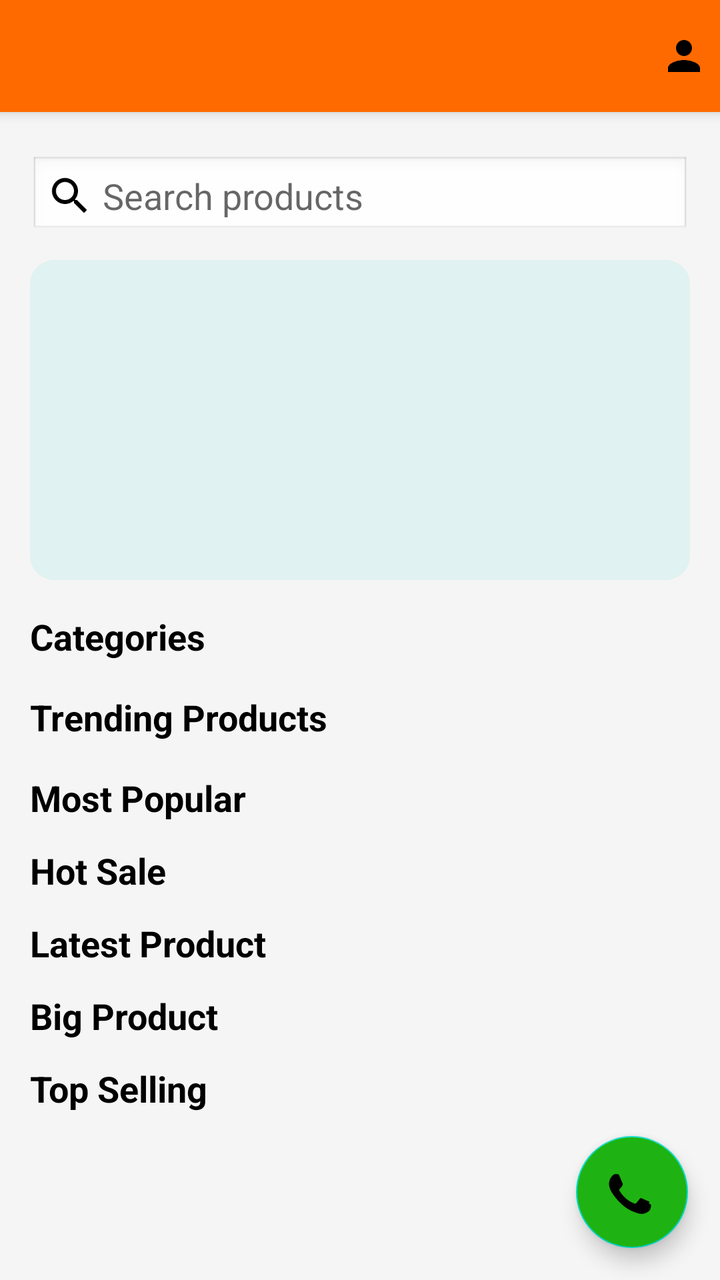
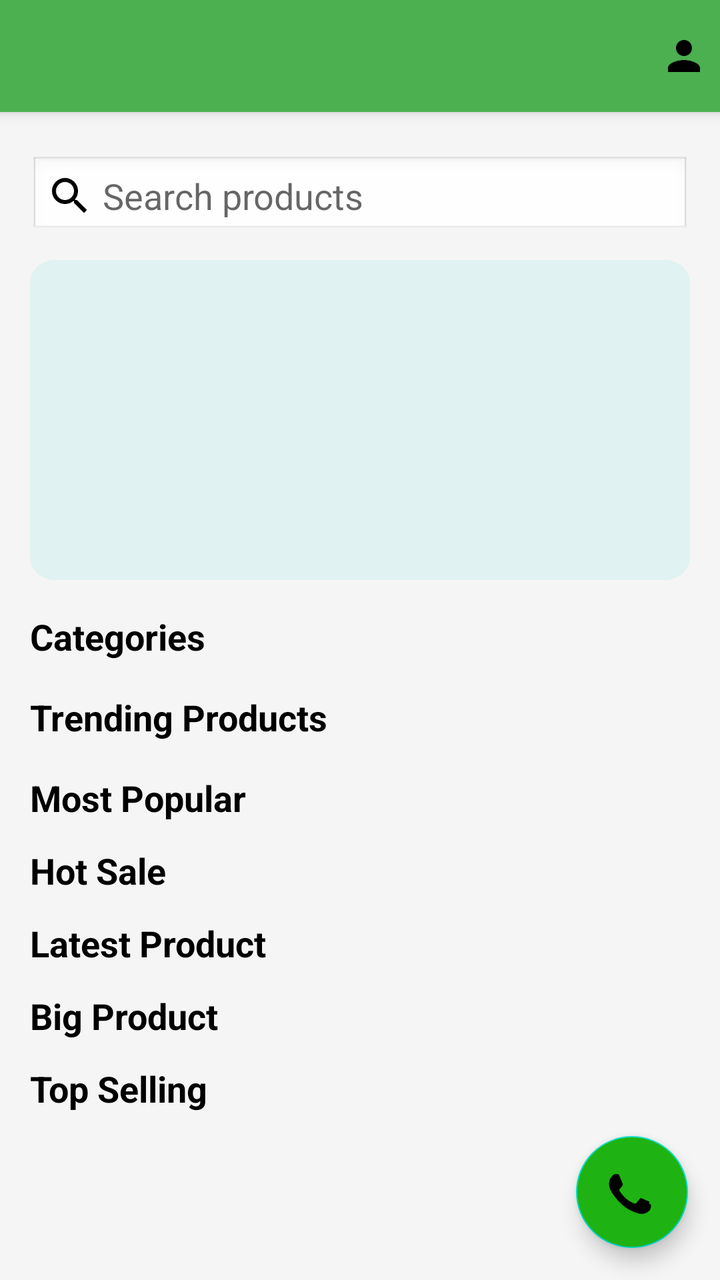

Before-and-after screenshots of an Android layout around one commit, followed by the original layout XML and the change that was made.
<!-- AndroidManifest.xml: application theme Theme.BulkAgrochem -->
<!-- res/layout/app_bar_main.xml -->
<?xml version="1.0" encoding="utf-8"?>
<androidx.coordinatorlayout.widget.CoordinatorLayout xmlns:android="http://schemas.android.com/apk/res/android"
    xmlns:app="http://schemas.android.com/apk/res-auto"
    xmlns:tools="http://schemas.android.com/tools"
    android:layout_width="match_parent"
    android:layout_height="match_parent"
    tools:context=".MainActivity">

    <com.google.android.material.appbar.AppBarLayout
        android:layout_width="match_parent"
        android:layout_height="wrap_content"
        android:fitsSystemWindows="true"
        android:theme="@style/Theme.BulkAgrochem.AppBarOverlay">

        <androidx.appcompat.widget.Toolbar
            android:id="@+id/toolbar"
            android:layout_width="match_parent"
            android:layout_height="?attr/actionBarSize"
            android:background="@color/colorPrimary"
            app:popupTheme="@style/Theme.BulkAgrochem.PopupOverlay">

            <ImageView
                android:id="@+id/ivProfile"
                android:layout_width="36dp"
                android:layout_height="36dp"
                android:layout_gravity="end"
                android:padding="6dp"
                android:src="@drawable/ic_profile" />

        </androidx.appcompat.widget.Toolbar>

    </com.google.android.material.appbar.AppBarLayout>

    <include layout="@layout/content_main" />

    <com.google.android.material.floatingactionbutton.FloatingActionButton
        android:id="@+id/fabWhatsapp"
        android:layout_width="wrap_content"
        android:layout_height="wrap_content"
        android:layout_gravity="bottom|end"
        android:layout_marginEnd="@dimen/fab_margin"
        android:layout_marginBottom="16dp"
        android:backgroundTint="#1EB312"
        app:maxImageSize="56dp"
        app:srcCompat="@drawable/ic_whatsapp" />

</androidx.coordinatorlayout.widget.CoordinatorLayout>
<!-- res/layout/content_main.xml (included above) -->
<?xml version="1.0" encoding="utf-8"?>
<androidx.core.widget.NestedScrollView
    xmlns:android="http://schemas.android.com/apk/res/android"
    xmlns:app="http://schemas.android.com/apk/res-auto"
    xmlns:tools="http://schemas.android.com/tools"
    android:id="@+id/main"
    android:layout_width="match_parent"
    android:layout_height="match_parent"
    android:background="@color/app_background"
    android:fillViewport="true"
    app:layout_behavior="@string/appbar_scrolling_view_behavior"
    tools:context=".MainActivity"
    tools:showIn="@layout/app_bar_main">

    <LinearLayout
        android:layout_width="match_parent"
        android:layout_height="wrap_content"
        android:orientation="vertical"
        android:paddingLeft="15dp"
        android:paddingTop="10dp"
        android:paddingRight="15dp">

        <EditText
            android:id="@+id/searchEditText"
            android:layout_width="match_parent"
            android:layout_height="40dp"
            android:layout_marginTop="12dp"
            android:background="@android:drawable/edit_text"
            android:drawableStart="@drawable/ic_search"
            android:hint=" Search products "
            android:imeOptions="actionSearch"
            android:inputType="text"
            android:padding="8dp"
            android:textColor="#000000" />

        <androidx.recyclerview.widget.RecyclerView
            android:id="@+id/rvSearchResults"
            android:layout_width="match_parent"
            android:layout_height="wrap_content"
            android:visibility="gone"
            app:layoutManager="androidx.recyclerview.widget.LinearLayoutManager" />

        

        <ImageView
            android:layout_width="match_parent"
            android:layout_height="160dp"
            android:layout_marginTop="12dp"
            android:contentDescription="Offer Banner"
            android:scaleType="centerCrop"
            android:src="@drawable/banner_placeholder" />


        <TextView
            android:id="@+id/categories_title"
            android:layout_width="wrap_content"
            android:layout_height="wrap_content"
            android:layout_marginTop="16dp"
            android:text="Categories"
            android:textColor="@color/black"
            android:textSize="18sp"
            android:textStyle="bold" />

        <androidx.recyclerview.widget.RecyclerView
            android:id="@+id/rvCategories"
            android:layout_width="match_parent"
            android:layout_height="wrap_content"
            android:orientation="horizontal"
            app:layoutManager="androidx.recyclerview.widget.LinearLayoutManager" />


        <TextView
            android:id="@+id/trending_products_title"
            android:layout_width="wrap_content"
            android:layout_height="wrap_content"
            android:layout_marginTop="16dp"
            android:text="Trending Products"
            android:textColor="@color/black"
            android:textSize="18sp"
            android:textStyle="bold" />

        <androidx.recyclerview.widget.RecyclerView
            android:id="@+id/rvTrending"
            android:layout_width="match_parent"
            android:layout_height="wrap_content"
            android:orientation="horizontal"
            app:layoutManager="androidx.recyclerview.widget.LinearLayoutManager" />


        <TextView
            android:id="@+id/most_popular_title"
            android:layout_width="wrap_content"
            android:layout_height="wrap_content"
            android:layout_marginTop="16dp"
            android:text="Most Popular"
            android:textColor="@color/black"
            android:textSize="18sp"
            android:textStyle="bold" />

        <androidx.recyclerview.widget.RecyclerView
            android:id="@+id/rvMostPopular"
            android:layout_width="match_parent"
            android:layout_height="wrap_content"
            android:orientation="horizontal"
            app:layoutManager="androidx.recyclerview.widget.LinearLayoutManager" />

        
        <TextView
            android:id="@+id/hot_sale_title"
            android:layout_width="wrap_content"
            android:layout_height="wrap_content"
            android:layout_marginTop="12dp"
            android:text="Hot Sale"
            android:textColor="@color/black"
            android:textSize="18sp"
            android:textStyle="bold" />

        <androidx.recyclerview.widget.RecyclerView
            android:id="@+id/rvHotSale"
            android:layout_width="match_parent"
            android:layout_height="wrap_content"
            android:orientation="horizontal"
            app:layoutManager="androidx.recyclerview.widget.LinearLayoutManager" />

        
        <TextView
            android:id="@+id/txtLatestProduct"
            android:layout_width="wrap_content"
            android:layout_height="wrap_content"
            android:text="Latest Product"
            android:textSize="18sp"
            android:textStyle="bold"
            android:layout_marginTop="12dp"
            android:textColor="@color/black" />

        <androidx.recyclerview.widget.RecyclerView
            android:id="@+id/rvLatestProduct"
            android:layout_width="match_parent"
            android:layout_height="wrap_content"
            android:orientation="horizontal"
            app:layoutManager="androidx.recyclerview.widget.LinearLayoutManager" />

        
        <TextView
            android:id="@+id/txtBigProduct"
            android:layout_width="wrap_content"
            android:layout_height="wrap_content"
            android:text="Big Product"
            android:textSize="18sp"
            android:textStyle="bold"
            android:layout_marginTop="12dp"
            android:textColor="@color/black" />

        <androidx.recyclerview.widget.RecyclerView
            android:id="@+id/rvBigProduct"
            android:layout_width="match_parent"
            android:layout_height="wrap_content"
            android:orientation="horizontal"
            app:layoutManager="androidx.recyclerview.widget.LinearLayoutManager" />

        
        <TextView
            android:id="@+id/txtTopSelling"
            android:layout_width="wrap_content"
            android:layout_height="wrap_content"
            android:text="Top Selling"
            android:textSize="18sp"
            android:textStyle="bold"
            android:layout_marginTop="12dp"
            android:textColor="@color/black" />

        
        <androidx.recyclerview.widget.RecyclerView
            android:id="@+id/rvTopSelling"
            android:layout_width="match_parent"
            android:layout_height="wrap_content"
            android:orientation="horizontal"
            app:layoutManager="androidx.recyclerview.widget.LinearLayoutManager" />

    </LinearLayout>

</androidx.core.widget.NestedScrollView>
<!-- resources referenced by this layout -->
<resources>
  <color name="app_background">#F5F5F5</color>
  <color name="black">#FF000000</color>
  <color name="colorPrimary">@color/orange_brand</color>
  <dimen name="fab_margin">16dp</dimen>
  <!-- drawable banner_placeholder (drawable) -->
  <shape xmlns:android="http://schemas.android.com/apk/res/android">
      <solid android:color="#E0F2F1"/>
      <corners android:radius="12dp"/>
  </shape>
  <!-- drawable ic_profile (drawable) -->
  <?xml version="1.0" encoding="utf-8"?>
  <vector xmlns:android="http://schemas.android.com/apk/res/android"
      android:width="24dp"
      android:height="24dp"
      android:viewportWidth="24"
      android:viewportHeight="24">
  
      <path
          android:fillColor="@android:color/black"
          android:pathData="M12,12c2.21,0 4,-1.79 4,-4s-1.79,-4 -4,-4 -4,1.79 -4,4 1.79,4 4,4zM12,14c-2.67,0 -8,1.34 -8,4v2h16v-2c0,-2.66 -5.33,-4 -8,-4z" />
  </vector>
  <!-- drawable ic_search (drawable) -->
  <vector xmlns:android="http://schemas.android.com/apk/res/android" 
      android:height="24dp" 
      android:tint="#000000" 
      android:viewportHeight="24" 
      android:viewportWidth="24" 
      android:width="24dp">
        
      <path android:fillColor="@android:color/white" 
            android:pathData="M15.5,14h-0.79l-0.28,-0.27C15.41,12.59 16,11.11 16,9.5 16,5.91 13.09,3 9.5,3S3,5.91 3,9.5 5.91,16 9.5,16c1.61,0 3.09,-0.59 4.23,-1.57l0.27,0.28v0.79l5,4.99L20.49,19l-4.99,-5zM9.5,14C7.01,14 5,11.99 5,9.5S7.01,5 9.5,5 14,7.01 14,9.5 11.99,14 9.5,14z"/>
      
  </vector>
  <!-- drawable ic_whatsapp (drawable) -->
  <?xml version="1.0" encoding="utf-8"?>
  <vector xmlns:android="http://schemas.android.com/apk/res/android"
      android:width="24dp"
      android:height="24dp"
      android:viewportWidth="24"
      android:viewportHeight="24">
  
      <path
          android:fillColor="@android:color/white"
          android:pathData="M15.91,14.12 C15.48,14.01 14.35,13.46 14.14,13.38 C13.93,13.3 13.78,13.26 13.63,13.48 C13.48,13.7 13.05,14.22 12.92,14.37 C12.79,14.52 12.66,14.54 12.43,14.43 C12.2,14.32 11.47,14.08 10.6,13.3 C9.92,12.7 9.46,11.96 9.33,11.73 C9.2,11.5 9.32,11.38 9.43,11.27 C9.53,11.17 9.66,11.01 9.77,10.88 C9.88,10.75 9.93,10.66 10,10.51 C10.07,10.36 10.03,10.23 9.97,10.12 C9.91,10.01 9.48,8.96 9.3,8.53 C9.13,8.12 8.95,8.17 8.82,8.17 L8.43,8.17 C8.28,8.17 8.05,8.23 7.85,8.45 C7.65,8.67 7.08,9.2 7.08,10.28 C7.08,11.36 7.87,12.41 7.98,12.55 C8.1,12.7 9.63,15.05 11.95,16.07 C12.5,16.31 12.93,16.45 13.27,16.56 C13.75,16.71 14.19,16.69 14.54,16.64 C14.93,16.58 15.75,16.15 15.92,15.68 C16.09,15.21 16.09,14.81 16.04,14.72 C15.99,14.63 15.86,14.58 15.63,14.47 L15.71,14.12 Z" />
  </vector>
  <style name="Theme.BulkAgrochem.AppBarOverlay" parent="ThemeOverlay.AppCompat.Dark.ActionBar" />
  <style name="Theme.BulkAgrochem.PopupOverlay" parent="ThemeOverlay.AppCompat.Light" />
  <style name="Theme.BulkAgrochem" parent="Base.Theme.BulkAgrochem" />
  <color name="orange_brand">#FF6A00</color>
  <style name="Base.Theme.BulkAgrochem" parent="Theme.MaterialComponents.DayNight.NoActionBar">
          
          <item name="colorPrimary">@color/colorPrimary</item>
          <item name="colorPrimaryVariant">@color/colorPrimaryDark</item>
          <item name="colorOnPrimary">@color/colorOnPrimary</item>
  
          <item name="android:windowBackground">@color/app_background</item>
          <item name="colorSurface">@color/app_background</item>
  
          
          <item name="android:statusBarColor">@color/colorPrimary</item>
          <item name="android:windowLightStatusBar">false</item>
      </style>
  <color name="colorPrimaryDark">#E65100</color>
  <color name="colorOnPrimary">@color/white</color>
  <color name="white">#FFFFFFFF</color>
</resources>

<!-- the commit's change to res/layout/app_bar_main.xml (unified diff, before → after) -->
@@ -16,8 +16,9 @@
             android:id="@+id/toolbar"
             android:layout_width="match_parent"
             android:layout_height="?attr/actionBarSize"
-            android:background="@color/colorPrimary"
+            android:background="#4CAF50"
             app:popupTheme="@style/Theme.BulkAgrochem.PopupOverlay">
+
 
             <ImageView
                 android:id="@+id/ivProfile"
<!-- resource entries referenced after the edit -->
@@ -59,7 +59,7 @@
           <item name="colorSurface">@color/app_background</item>
   
           
-          <item name="android:statusBarColor">@color/colorPrimary</item>
+          <item name="android:statusBarColor">@color/white</item>
           <item name="android:windowLightStatusBar">false</item>
       </style>
   <color name="colorPrimaryDark">#E65100</color>
